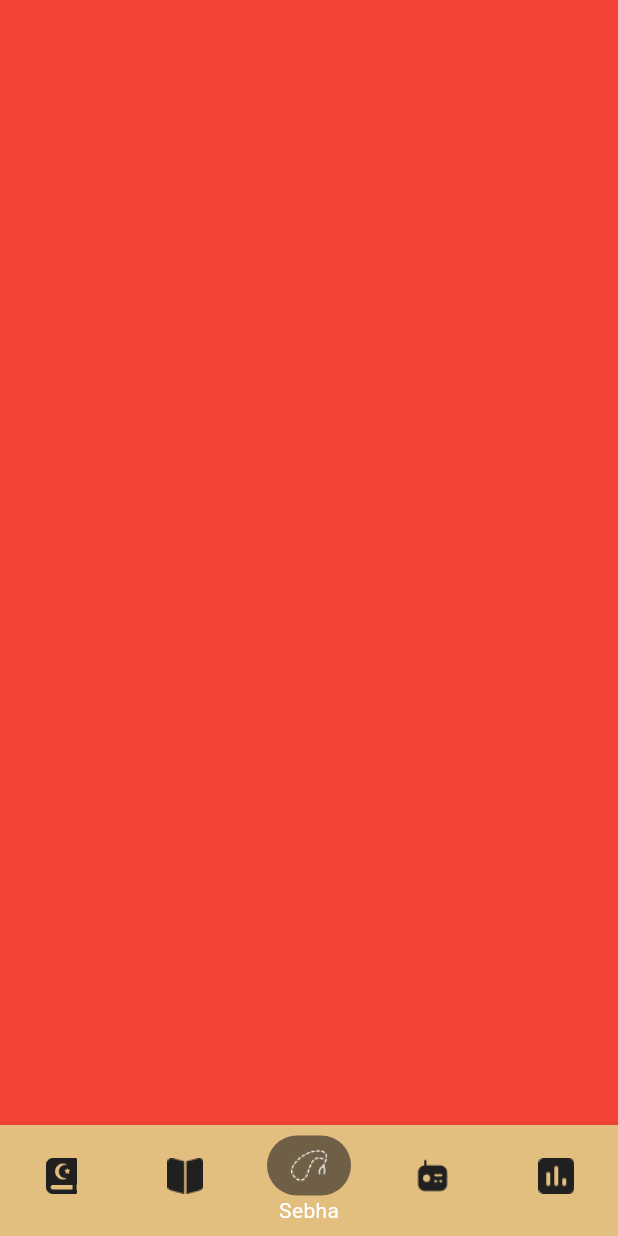
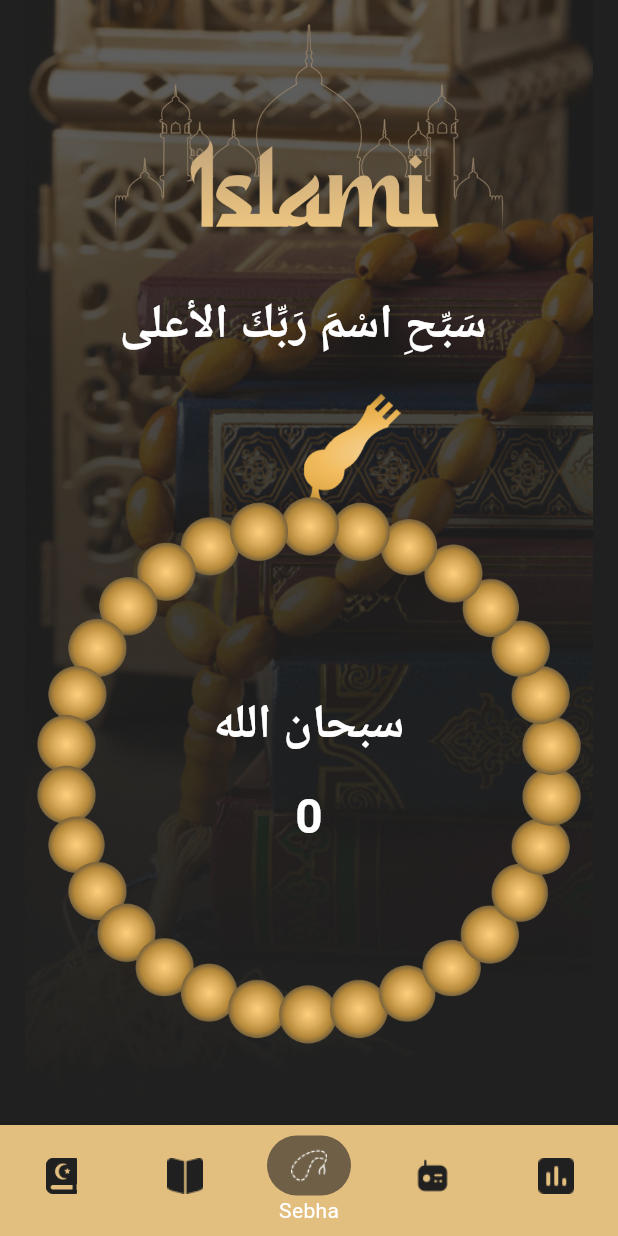
Before and after one commit to bodeeessam-debug/islami-flutter-app, a Flutter app: the LayoutScreen screen opened directly, item 3 of the bottom bar chosen, on a phone screen of 412 x 824 dp. Run offline on Flutter 3.47's test engine with Material 3 defaults, Android fonts, the phone set to English and light mode, and no system bars; our stand-ins replace carousel_slider, flutter_screenutil, shared_preferences; accounts and stored records are empty.

Commit message:
feat: implement Sebha screen and refactor onboarding
- Implement interactive Sebha counter using StatefulWidget and setState
- Add smooth Sebha rotation with AnimatedRotation
- Cycle through Azkar after every 33 taps
- Extract reusable DotIndicator widget
- Add OnboardingModel and refactor pages using PageView.builder
- Update onboarding content and navigation behavior

```diff
--- a/lib/modules/layout/screens/sebha_screen.dart
+++ b/lib/modules/layout/screens/sebha_screen.dart
@@ -1,11 +1,114 @@
 import 'package:flutter/cupertino.dart';
 import 'package:flutter/material.dart';
+import 'package:flutter_screenutil/flutter_screenutil.dart';
+import 'package:islami_project_flutter/core/theme/app_colors.dart';
 
-class SebhaScreen extends StatelessWidget {
+class SebhaScreen extends StatefulWidget {
   const SebhaScreen({super.key});
 
   @override
+  State<SebhaScreen> createState() => _SebhaScreenState();
+}
+
+class _SebhaScreenState extends State<SebhaScreen> {
+  int count = 0;
+  double turns = 0;
+  final List<String> azkar = ["سبحان الله", "الحمد لله", "الله أكبر"];
+  int currentZikrIndex = 0;
+  @override
   Widget build(BuildContext context) {
-    return Container(color: Colors.red);
+    return Container(
+      decoration: BoxDecoration(
+        image: DecorationImage(image: AssetImage("assets/images/sebha_bg.png")),
+      ),
+      child: SafeArea(
+        child: Padding(
+          padding: const EdgeInsets.all(16),
+          child: Column(
+            children: [
+              Center(
+                child: Image.asset(
+                  "assets/logo/islami_on_masgd.png",
+                  width: 291.w,
+                ),
+              ),
+              SizedBox(height: 16.h),
+              Text(
+                "سَبِّحِ اسْمَ رَبِّكَ الأعلى ",
+                style: TextStyle(
+                  fontSize: 36.sp,
+                  fontWeight: FontWeight.w700,
+                  color: AppColors.white,
+                ),
+              ),
+              SizedBox(height: 16.h),
+              Transform.translate(
+                offset: Offset(30.w, 8.h),
+                child: Image.asset(
+                  "assets/images/sebha_head.png",
+                  width: 73.w,
+                  height: 86.h,
+                ),
+              ),
+              InkWell(
+                onTap: onSebhaTap,
+                child: Stack(
+                  alignment: AlignmentGeometry.center,
+                  children: [
+                    AnimatedRotation(
+                      turns: turns,
+                      duration: const Duration(milliseconds: 250),
+                      curve: Curves.easeInOut,
+                      child: Image.asset(
+                        "assets/images/sebha_body.png",
+                        width: 378.99995481967926.w,
+                        fit: BoxFit.contain,
+                      ),
+                    ),
+                    Column(
+                      children: [
+                        Text(
+                          azkar[currentZikrIndex],
+                          style: TextStyle(
+                            fontSize: 36.sp,
+                            fontWeight: FontWeight.w700,
+                            color: AppColors.white,
+                          ),
+                        ),
+                        SizedBox(height: 16.h),
+                        Text(
+                          "$count",
+                          style: TextStyle(
+                            fontSize: 36.sp,
+                            fontWeight: FontWeight.w700,
+                            color: AppColors.white,
+                          ),
+                        ),
+                      ],
+                    ),
+                  ],
+                ),
+              ),
+            ],
+          ),
+        ),
+      ),
+    );
+  }
+
+  void onSebhaTap() {
+    setState(() {
+      count++;
+      turns += 1 / 30; // 1 over 30 34an al homa 30 5arzh. fa 30 x (1 / 30)
+
+      if (count == 33) {
+        count = 0;
+        currentZikrIndex++;
+
+        if (currentZikrIndex >= azkar.length) {
+          currentZikrIndex = 0;
+        }
+      }
+    });
   }
 }
```
Also changed, not shown: lib/modules/onboarding/models/onboarding_model.dart (added, +11 -0 lines), lib/modules/onboarding/screens/onboarding_screen.dart (+49 -40 lines), lib/modules/onboarding/widgets/dot_indicator/dot_indicator.dart (added, +23 -0 lines), assets/images/sebha_bg.png (added), assets/images/sebha_body.png (added), assets/images/sebha_head.png (added).
